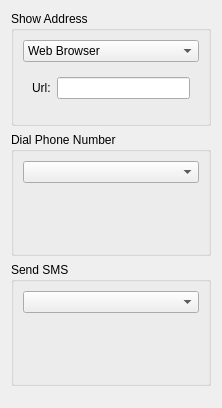
The window that contact/kcm/akonadicontactactions.ui (KDE/akonadi) describes before a commit, drawn with Qt 5.
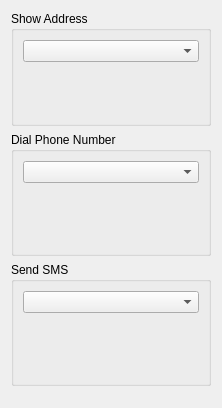
The same window after the commit. The open tabs and pages were chosen to show the change. Custom widgets are drawn as their Qt base class.

Commit message:
Fix Bug 330091 - map coorresponding to address , bad result
Add more map (googlemap, open.mapquest)

FIXED-IN: 4.13

Patch:
```diff
--- a/contact/kcm/akonadicontactactions.ui
+++ b/contact/kcm/akonadicontactactions.ui
@@ -18,18 +18,7 @@
      </property>
      <layout class="QVBoxLayout" name="verticalLayout">
       <item>
-       <widget class="KComboBox" name="kcfg_ShowAddressAction">
-        <item>
-         <property name="text">
-          <string>Web Browser</string>
-         </property>
-        </item>
-        <item>
-         <property name="text">
-          <string>External Application</string>
-         </property>
-        </item>
-       </widget>
+       <widget class="KComboBox" name="ShowAddressAction"/>
       </item>
       <item>
        <widget class="QStackedWidget" name="stackedWidget">
@@ -64,6 +53,7 @@
           </item>
          </layout>
         </widget>
+        <widget class="QWidget" name="page_8"/>
        </widget>
       </item>
       <item>
```
Left out of the diff: 19 changed lines with no effect on the pictures. The commit also changes 4 other files.
